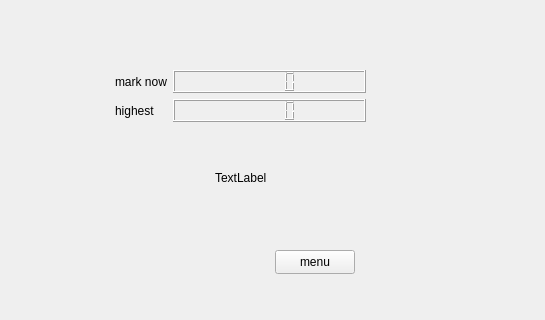
First picture: the form in mainwindow/mainwindow.ui, repository riiiiiiin/PinBall, before the edit; both pictures show x 255 to 800 and y 0 to 320 of the 800 by 600 pixel window.
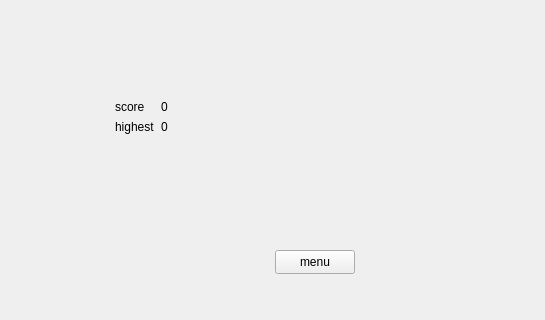
Second picture: the form after the edit.

```diff
--- a/mainwindow/mainwindow.ui
+++ b/mainwindow/mainwindow.ui
@@ -31,7 +31,7 @@
     <property name="geometry">
      <rect>
       <x>370</x>
-      <y>70</y>
+      <y>100</y>
       <width>251</width>
       <height>61</height>
      </rect>
@@ -40,13 +40,10 @@
      <item row="0" column="0">
       <widget class="QLabel" name="label">
        <property name="text">
-        <string>mark now</string>
+        <string>score</string>
        </property>
       </widget>
      </item>
-     <item row="0" column="1">
-      <widget class="QLCDNumber" name="aa"/>
-     </item>
      <item row="1" column="0">
       <widget class="QLabel" name="label_2">
        <property name="text">
@@ -54,24 +51,22 @@
        </property>
       </widget>
      </item>
+     <item row="0" column="1">
+      <widget class="QLabel" name="score">
+       <property name="text">
+        <string>0</string>
+       </property>
+      </widget>
+     </item>
      <item row="1" column="1">
-      <widget class="QLCDNumber" name="bb"/>
+      <widget class="QLabel" name="highest">
+       <property name="text">
+        <string>0</string>
+       </property>
+      </widget>
      </item>
     </layout>
    </widget>
-   <widget class="QLabel" name="zuobiao">
-    <property name="geometry">
-     <rect>
-      <x>470</x>
-      <y>170</y>
-      <width>54</width>
-      <height>16</height>
-     </rect>
-    </property>
-    <property name="text">
-     <string>TextLabel</string>
-    </property>
-   </widget>
   </widget>
   <widget class="QMenuBar" name="menubar">
    <property name="geometry">
```
